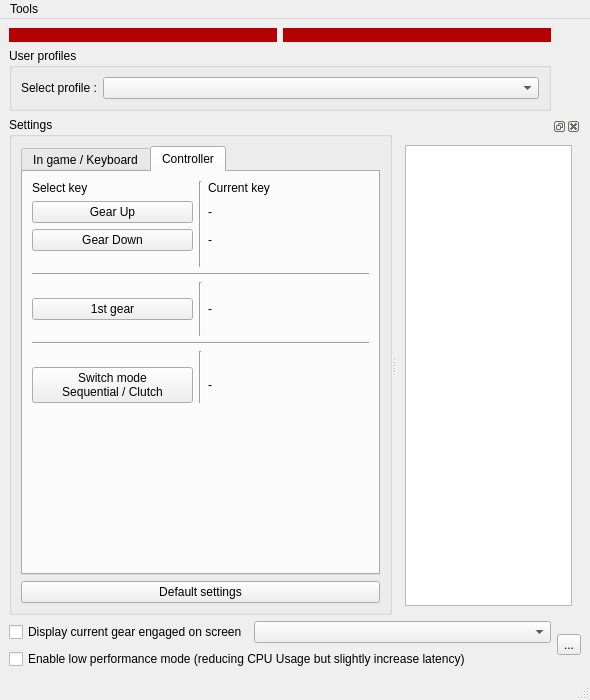
Above: BrokenTC2/mainwindow.ui from BrokenGameNoob/BrokenTC2 before the change. Below: the same form after it.
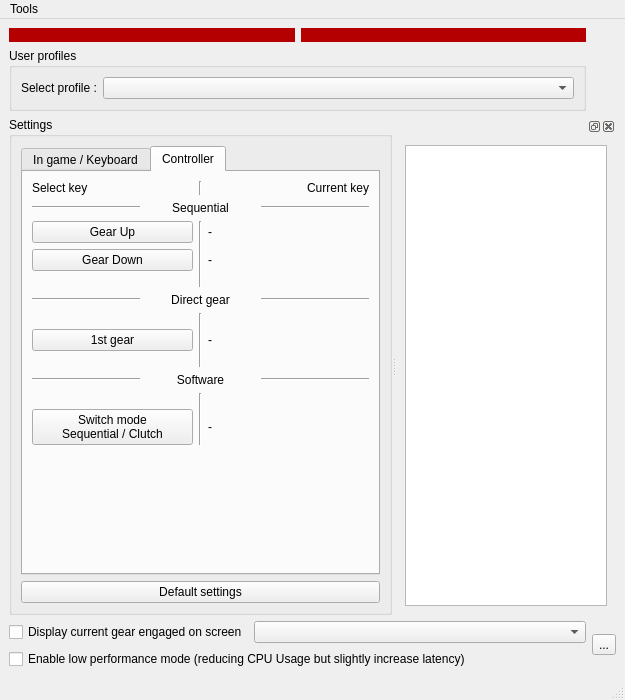
That is the form after the change. The open tabs and pages were chosen to show the change. Icons and pictures are not drawn. Custom widgets are drawn as their Qt base class.

Commit message: added support for joystick as input buttons

What changed in the file:
```diff
--- a/BrokenTC2/mainwindow.ui
+++ b/BrokenTC2/mainwindow.ui
@@ -6,7 +6,7 @@
    <rect>
     <x>0</x>
     <y>0</y>
-    <width>590</width>
+    <width>625</width>
     <height>700</height>
    </rect>
   </property>
@@ -557,53 +557,74 @@
             <string>Controller</string>
            </attribute>
            <layout class="QGridLayout" name="gridLayout_3">
-            <item row="9" column="0">
-             <spacer name="verticalSpacer_8">
-              <property name="orientation">
-               <enum>Qt::Vertical</enum>
-              </property>
-              <property name="sizeType">
-               <enum>QSizePolicy::Minimum</enum>
-              </property>
-              <property name="sizeHint" stdset="0">
-               <size>
-                <width>20</width>
-                <height>10</height>
-               </size>
-              </property>
-             </spacer>
-            </item>
-            <item row="5" column="0">
-             <spacer name="verticalSpacer_9">
-              <property name="orientation">
-               <enum>Qt::Vertical</enum>
-              </property>
-              <property name="sizeType">
-               <enum>QSizePolicy::Minimum</enum>
-              </property>
-              <property name="sizeHint" stdset="0">
-               <size>
-                <width>20</width>
-                <height>10</height>
-               </size>
-              </property>
-             </spacer>
-            </item>
-            <item row="9" column="1" rowspan="2">
-             <widget class="Line" name="line_8">
-              <property name="orientation">
-               <enum>Qt::Vertical</enum>
-              </property>
-             </widget>
-            </item>
             <item row="2" column="0">
+             <widget class="QPushButton" name="pb_selectButton_GUp">
+              <property name="text">
+               <string>Gear Up</string>
+              </property>
+             </widget>
+            </item>
+            <item row="6" column="1" rowspan="3">
+             <widget class="Line" name="line_9">
+              <property name="orientation">
+               <enum>Qt::Vertical</enum>
+              </property>
+             </widget>
+            </item>
+            <item row="8" column="0">
+             <spacer name="verticalSpacer_7">
+              <property name="orientation">
+               <enum>Qt::Vertical</enum>
+              </property>
+              <property name="sizeType">
+               <enum>QSizePolicy::Minimum</enum>
+              </property>
+              <property name="sizeHint" stdset="0">
+               <size>
+                <width>20</width>
+                <height>10</height>
+               </size>
+              </property>
+             </spacer>
+            </item>
+            <item row="4" column="0">
+             <spacer name="verticalSpacer_10">
+              <property name="orientation">
+               <enum>Qt::Vertical</enum>
+              </property>
+              <property name="sizeType">
+               <enum>QSizePolicy::Minimum</enum>
+              </property>
+              <property name="sizeHint" stdset="0">
+               <size>
+                <width>20</width>
+                <height>10</height>
+               </size>
+              </property>
+             </spacer>
+            </item>
+            <item row="2" column="1" rowspan="3">
+             <widget class="Line" name="line_3">
+              <property name="orientation">
+               <enum>Qt::Vertical</enum>
+              </property>
+             </widget>
+            </item>
+            <item row="10" column="1" rowspan="2">
+             <widget class="Line" name="line_8">
+              <property name="orientation">
+               <enum>Qt::Vertical</enum>
+              </property>
+             </widget>
+            </item>
+            <item row="3" column="0">
              <widget class="QPushButton" name="pb_selectButton_GDown">
               <property name="text">
                <string>Gear Down</string>
               </property>
              </widget>
             </item>
-            <item row="11" column="0" colspan="3">
+            <item row="12" column="0" colspan="3">
              <spacer name="verticalSpacer_2">
               <property name="orientation">
                <enum>Qt::Vertical</enum>
@@ -619,6 +640,27 @@
               </property>
              </spacer>
             </item>
+            <item row="3" column="2">
+             <widget class="QLabel" name="lbl_btn_GDown">
+              <property name="text">
+               <string>-</string>
+              </property>
+             </widget>
+            </item>
+            <item row="0" column="1">
+             <widget class="Line" name="line_18">
+              <property name="orientation">
+               <enum>Qt::Vertical</enum>
+              </property>
+             </widget>
+            </item>
+            <item row="2" column="2">
+             <widget class="QLabel" name="lbl_btn_GUp">
+              <property name="text">
+               <string>-</string>
+              </property>
+             </widget>
+            </item>
             <item row="0" column="2">
              <widget class="QLabel" name="lbl_disp_currKey_2">
               <property name="sizePolicy">
@@ -630,37 +672,104 @@
               <property name="text">
                <string>Current key</string>
               </property>
+              <property name="alignment">
+               <set>Qt::AlignRight|Qt::AlignTrailing|Qt::AlignVCenter</set>
+              </property>
              </widget>
             </item>
+            <item row="7" column="2">
+             <widget class="QLabel" name="lbl_btn_firstGear">
+              <property name="text">
+               <string>-</string>
+              </property>
+             </widget>
+            </item>
+            <item row="7" column="0">
+             <widget class="QPushButton" name="pb_selectButton_firstGear">
+              <property name="text">
+               <string>1st gear</string>
+              </property>
+             </widget>
+            </item>
+            <item row="9" column="0" colspan="3">
+             <layout class="QHBoxLayout" name="hlay_joySoftSettSep">
+              <item>
+               <widget class="Line" name="line_20">
+                <property name="orientation">
+                 <enum>Qt::Horizontal</enum>
+                </property>
+               </widget>
+              </item>
+              <item>
+               <widget class="QLabel" name="lbl_disp_joySoftSettSep">
+                <property name="text">
+                 <string>Software</string>
+                </property>
+                <property name="alignment">
+                 <set>Qt::AlignCenter</set>
+                </property>
+               </widget>
+              </item>
+              <item>
+               <widget class="Line" name="line_19">
+                <property name="orientation">
+                 <enum>Qt::Horizontal</enum>
+                </property>
+               </widget>
+              </item>
+             </layout>
+            </item>
+            <item row="1" column="0" colspan="3">
+             <layout class="QHBoxLayout" name="hlay_seqSep">
+              <item>
+               <widget class="Line" name="line_17">
+                <property name="orientation">
+                 <enum>Qt::Horizontal</enum>
+                </property>
+               </widget>
+              </item>
+              <item>
+               <widget class="QLabel" name="lbl_disp_seqSep">
+                <property name="text">
+                 <string>Sequential</string>
+                </property>
+                <property name="alignment">
+                 <set>Qt::AlignCenter</set>
+                </property>
+               </widget>
+              </item>
+              <item>
+               <widget class="Line" name="line_7">
+                <property name="orientation">
+                 <enum>Qt::Horizontal</enum>
+                </property>
+               </widget>
+              </item>
+             </layout>
+            </item>
             <item row="10" column="0">
-             <widget class="QPushButton" name="pb_selectButton_switchMode">
-              <property name="text">
-               <string>Switch mode
-Sequential / Clutch</string>
+             <spacer name="verticalSpacer_8">
+              <property name="orientation">
+               <enum>Qt::Vertical</enum>
               </property>
-             </widget>
+              <property name="sizeType">
+               <enum>QSizePolicy::Minimum</enum>
+              </property>
+              <property name="sizeHint" stdset="0">
+               <size>
+                <width>20</width>
+                <height>10</height>
+               </size>
+              </property>
+             </spacer>
             </item>
-            <item row="10" column="2">
+            <item row="11" column="2">
              <widget class="QLabel" name="lbl_btn_switchMode">
               <property name="text">
                <string>-</string>
               </property>
              </widget>
             </item>
-            <item row="1" column="0">
-             <widget class="QPushButton" name="pb_selectButton_GUp">
-              <property name="text">
-               <string>Gear Up</string>
-              </property>
-             </widget>
-            </item>
-            <item row="2" column="2">
-             <widget class="QLabel" name="lbl_btn_GDown">
-              <property name="text">
-               <string>-</string>
-              </property>
-             </widget>
-            </item>
             <item row="0" column="0">
              <widget class="QLabel" name="lbl_disp_selectButton">
               <property name="sizePolicy">
@@ -674,22 +783,36 @@
               </property>
              </widget>
             </item>
-            <item row="4" column="0" colspan="3">
-             <widget class="Line" name="line_7">
-              <property name="orientation">
-               <enum>Qt::Horizontal</enum>
-              </property>
-             </widget>
+            <item row="5" column="0" colspan="3">
+             <layout class="QHBoxLayout" name="hlay_directGearSep">
+              <item>
+               <widget class="Line" name="line_16">
+                <property name="orientation">
+                 <enum>Qt::Horizontal</enum>
+                </property>
+               </widget>
+              </item>
+              <item>
+               <widget class="QLabel" name="lbl_disp_directGearSep">
+                <property name="text">
+                 <string>Direct gear</string>
+                </property>
+                <property name="alignment">
+                 <set>Qt::AlignCenter</set>
+                </property>
+               </widget>
+              </item>
+              <item>
+               <widget class="Line" name="line_15">
+                <property name="orientation">
+                 <enum>Qt::Horizontal</enum>
+                </property>
+               </widget>
+              </item>
+             </layout>
             </item>
             <item row="6" column="0">
-             <widget class="QPushButton" name="pb_selectButton_firstGear">
-              <property name="text">
-               <string>1st gear</string>
-              </property>
-             </widget>
-            </item>
-            <item row="7" column="0">
-             <spacer name="verticalSpacer_7">
+             <spacer name="verticalSpacer_9">
               <property name="orientation">
                <enum>Qt::Vertical</enum>
               </property>
@@ -704,54 +827,11 @@
               </property>
              </spacer>
             </item>
-            <item row="8" column="0" colspan="3">
-             <widget class="Line" name="line_6">
-              <property name="orientation">
-               <enum>Qt::Horizontal</enum>
-              </property>
-             </widget>
-            </item>
-            <item row="1" column="2">
-             <widget class="QLabel" name="lbl_btn_GUp">
+            <item row="11" column="0">
+             <widget class="QPushButton" name="pb_selectButton_switchMode">
               <property name="text">
-               <string>-</string>
-              </property>
-             </widget>
-            </item>
-            <item row="6" column="2">
-             <widget class="QLabel" name="lbl_btn_firstGear">
-              <property name="text">
-               <string>-</string>
-              </property>
-             </widget>
-            </item>
-            <item row="3" column="0">
-             <spacer name="verticalSpacer_10">
-              <property name="orientation">
-               <enum>Qt::Vertical</enum>
-              </property>
-              <property name="sizeType">
-               <enum>QSizePolicy::Minimum</enum>
-              </property>
-              <property name="sizeHint" stdset="0">
-               <size>
-                <width>20</width>
-                <height>10</height>
-               </size>
-              </property>
-             </spacer>
-            </item>
-            <item row="0" column="1" rowspan="4">
-             <widget class="Line" name="line_3">
-              <property name="orientation">
-               <enum>Qt::Vertical</enum>
-              </property>
-             </widget>
-            </item>
-            <item row="5" column="1" rowspan="3">
-             <widget class="Line" name="line_9">
-              <property name="orientation">
-               <enum>Qt::Vertical</enum>
+               <string>Switch mode
+Sequential / Clutch</string>
               </property>
              </widget>
             </item>
@@ -841,7 +921,7 @@
     <rect>
      <x>0</x>
      <y>0</y>
-     <width>590</width>
+     <width>625</width>
      <height>25</height>
     </rect>
    </property>
```
Left out of the diff: 4 changed lines with no effect on the pictures. The commit also changes 6 other files.
